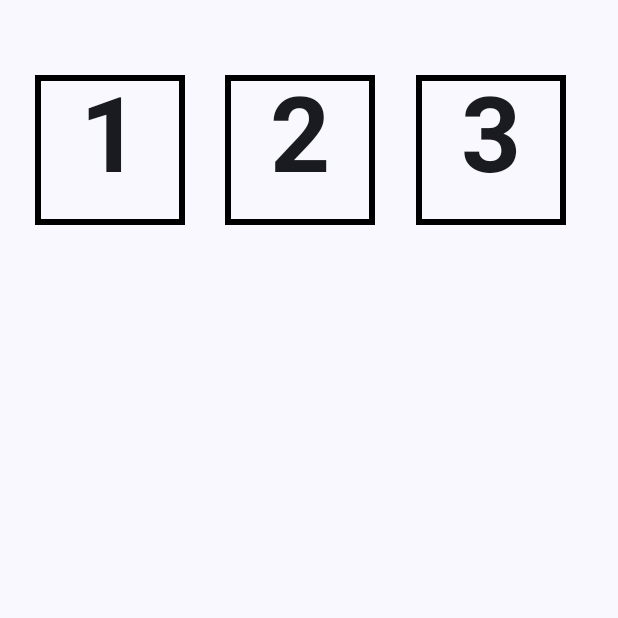
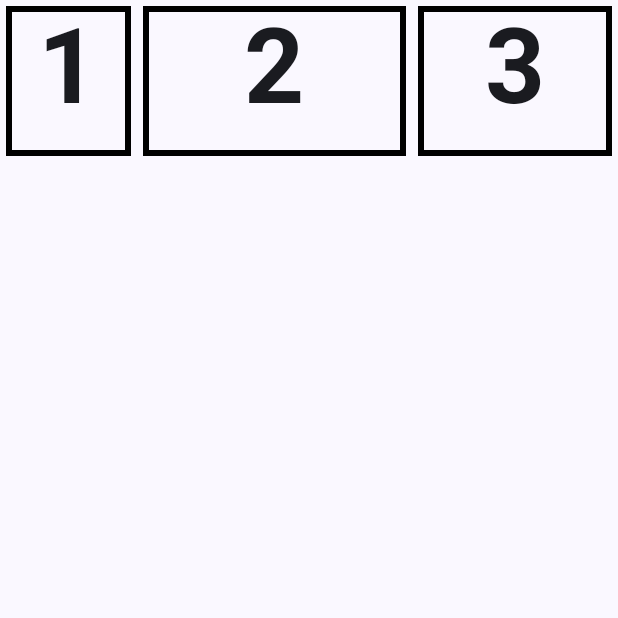
Before and after one commit to Marchbreeze/Compose-Study, an Android app built with Jetpack Compose: the composable MainScreen3 shown on its own in the app's theme, on a phone screen of 412 x 824 dp, the top half of it. Run offline under Robolectric (Android 15) with nearby library versions, the phone set to English and light mode, and no system bars.

Commit message:
[#25] Weight Modifier로 가중치 부여

```diff
--- a/app/src/main/java/march/breeze/compose/RowColDemoActivity.kt
+++ b/app/src/main/java/march/breeze/compose/RowColDemoActivity.kt
@@ -90,14 +90,10 @@ fun MainScreen2() {
 
 @Composable
 fun MainScreen3() {
-    Row(
-        verticalAlignment = Alignment.CenterVertically,
-        horizontalArrangement = Arrangement.SpaceEvenly,
-        modifier = Modifier.size(width = 400.dp, height = 200.dp)
-    ) {
-        TextCell(text = "1")
-        TextCell(text = "2")
-        TextCell(text = "3")
+    Row {
+        TextCell(text = "1", Modifier.weight(weight = 0.2f, fill = true))
+        TextCell(text = "2", Modifier.weight(weight = 0.4f, fill = true))
+        TextCell(text = "3", Modifier.weight(weight = 0.3f, fill = true))
     }
 }
 
@@ -142,6 +138,6 @@ fun MainScreen5() {
 @Composable
 fun GreetingPreview3() {
     ComposeStudyTheme {
-        MainScreen5()
+        MainScreen3()
     }
 }
```
